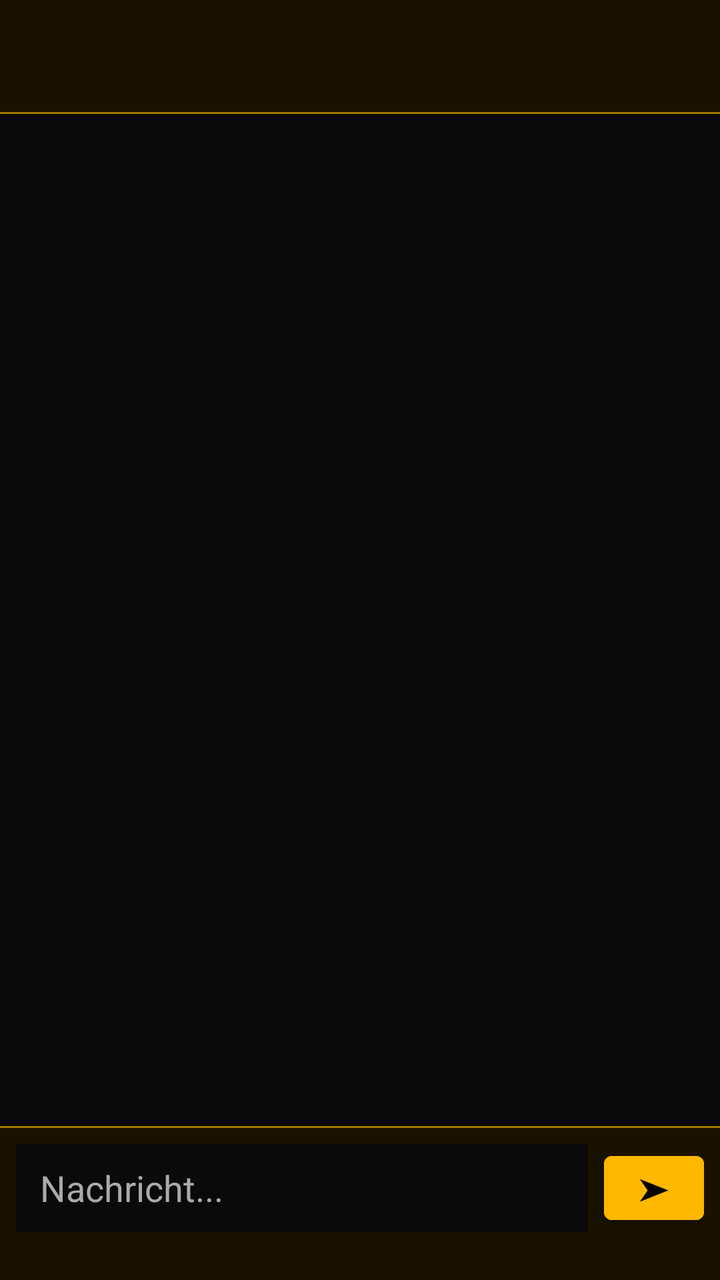
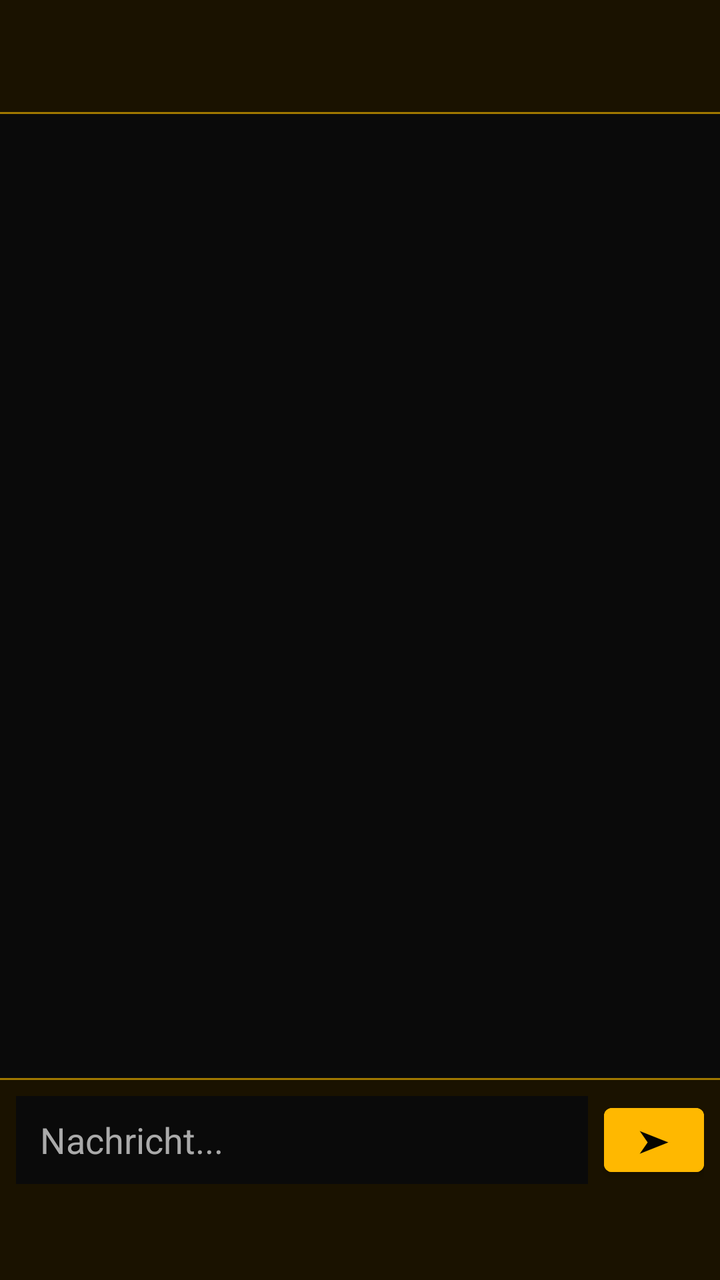

An Android layout rendered at two revisions. The XML below is the earlier revision; the diff shows what the commit changed to produce the second picture.
<!-- AndroidManifest.xml: application theme Theme.BAF -->
<!-- res/layout/fragment_private_chat.xml -->
<?xml version="1.0" encoding="utf-8"?>
<LinearLayout xmlns:android="http://schemas.android.com/apk/res/android"
    android:layout_width="match_parent"
    android:layout_height="match_parent"
    android:orientation="vertical"
    android:background="@color/baf_background">

    <LinearLayout
        android:layout_width="match_parent"
        android:layout_height="56dp"
        android:orientation="horizontal"
        android:background="@color/baf_card"
        android:gravity="center_vertical"
        android:padding="12dp">

        <TextView
            android:id="@+id/privateChatBack"
            android:layout_width="wrap_content"
            android:layout_height="wrap_content"
            android:text="←"
            android:textColor="@color/baf_gold"
            android:textSize="22sp"
            android:padding="8dp"
            android:clickable="true"
            android:focusable="true"/>

        <TextView
            android:id="@+id/privateChatTitle"
            android:layout_width="wrap_content"
            android:layout_height="wrap_content"
            android:textColor="@color/baf_gold"
            android:textSize="17sp"
            android:textStyle="bold"
            android:layout_marginStart="8dp"/>

    </LinearLayout>

    <View
        android:layout_width="match_parent"
        android:layout_height="1dp"
        android:background="@color/baf_gold_dark"/>

    <androidx.recyclerview.widget.RecyclerView
        android:id="@+id/privateChatRecycler"
        android:layout_width="match_parent"
        android:layout_height="0dp"
        android:layout_weight="1"
        android:padding="8dp"
        android:clipToPadding="false"
        android:background="@color/baf_background"/>

    <View
        android:layout_width="match_parent"
        android:layout_height="1dp"
        android:background="@color/baf_gold_dark"/>

    <LinearLayout
        android:layout_width="match_parent"
        android:layout_height="wrap_content"
        android:orientation="horizontal"
        android:background="@color/baf_card"
        android:paddingStart="8dp"
        android:paddingEnd="8dp"
        android:paddingTop="8dp"
        android:paddingBottom="24dp"
        android:gravity="center_vertical">

        <EditText
            android:id="@+id/privateChatInput"
            android:layout_width="0dp"
            android:layout_height="44dp"
            android:layout_weight="1"
            android:hint="Nachricht..."
            android:textColor="@color/baf_text_primary"
            android:textColorHint="@color/baf_text_secondary"
            android:background="@color/baf_background"
            android:paddingStart="12dp"
            android:paddingEnd="12dp"
            android:inputType="text"
            android:maxLines="1"/>

        <Button
            android:id="@+id/privateChatSend"
            android:layout_width="50dp"
            android:layout_height="44dp"
            android:text="➤"
            android:textColor="@color/baf_black"
            android:textSize="16sp"
            android:layout_marginStart="8dp"
            android:backgroundTint="@color/baf_gold"/>

    </LinearLayout>

</LinearLayout>
<!-- resources referenced by this layout -->
<resources>
  <color name="baf_background">#0A0A0A</color>
  <color name="baf_black">#050500</color>
  <color name="baf_card">#1A1200</color>
  <color name="baf_gold">#FFB800</color>
  <color name="baf_gold_dark">#A07800</color>
  <color name="baf_text_primary">#FFFFFF</color>
  <color name="baf_text_secondary">#AAAAAA</color>
  <style name="Theme.BAF" parent="Theme.MaterialComponents.DayNight.NoActionBar">
          <item name="colorPrimary">@color/baf_gold</item>
          <item name="colorPrimaryVariant">@color/baf_gold_dark</item>
          <item name="colorOnPrimary">@color/baf_black</item>
          <item name="colorSecondary">@color/baf_gold</item>
          <item name="colorOnSecondary">@color/baf_black</item>
          <item name="android:windowBackground">@color/baf_background</item>
          <item name="android:statusBarColor">@color/baf_black</item>
          <item name="android:navigationBarColor">@color/baf_black</item>
      </style>
</resources>

<!-- the commit's change to res/layout/fragment_private_chat.xml (unified diff, before → after) -->
@@ -62,7 +62,7 @@
         android:paddingStart="8dp"
         android:paddingEnd="8dp"
         android:paddingTop="8dp"
-        android:paddingBottom="24dp"
+        android:paddingBottom="48dp"
         android:gravity="center_vertical">
 
         <EditText
